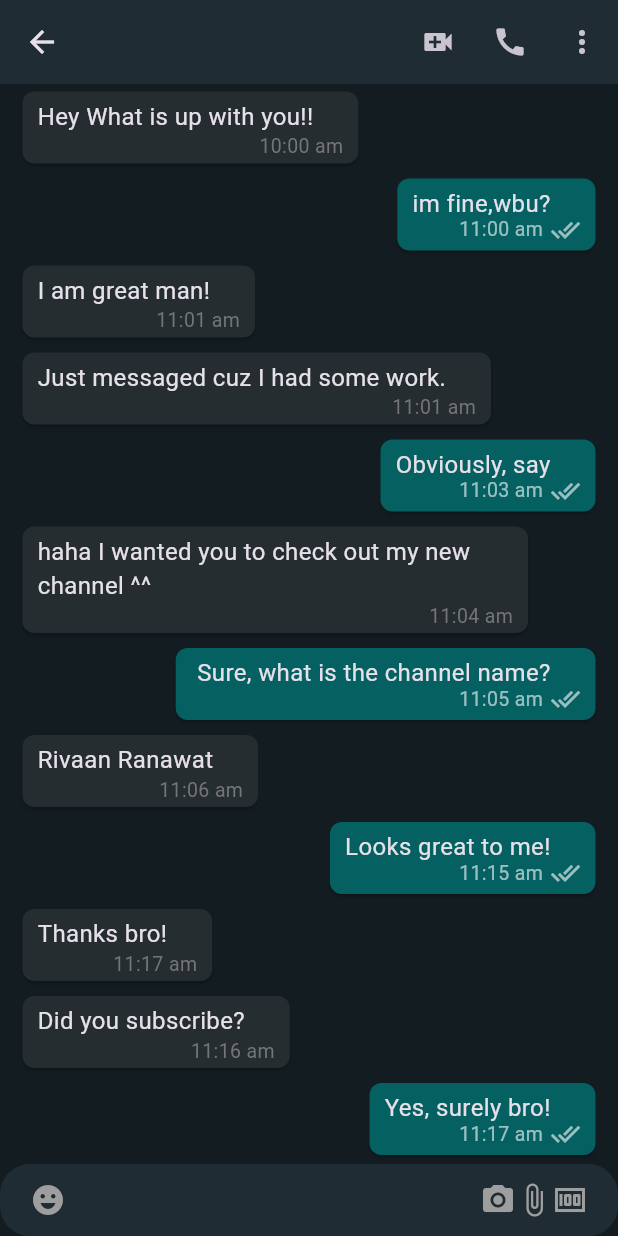
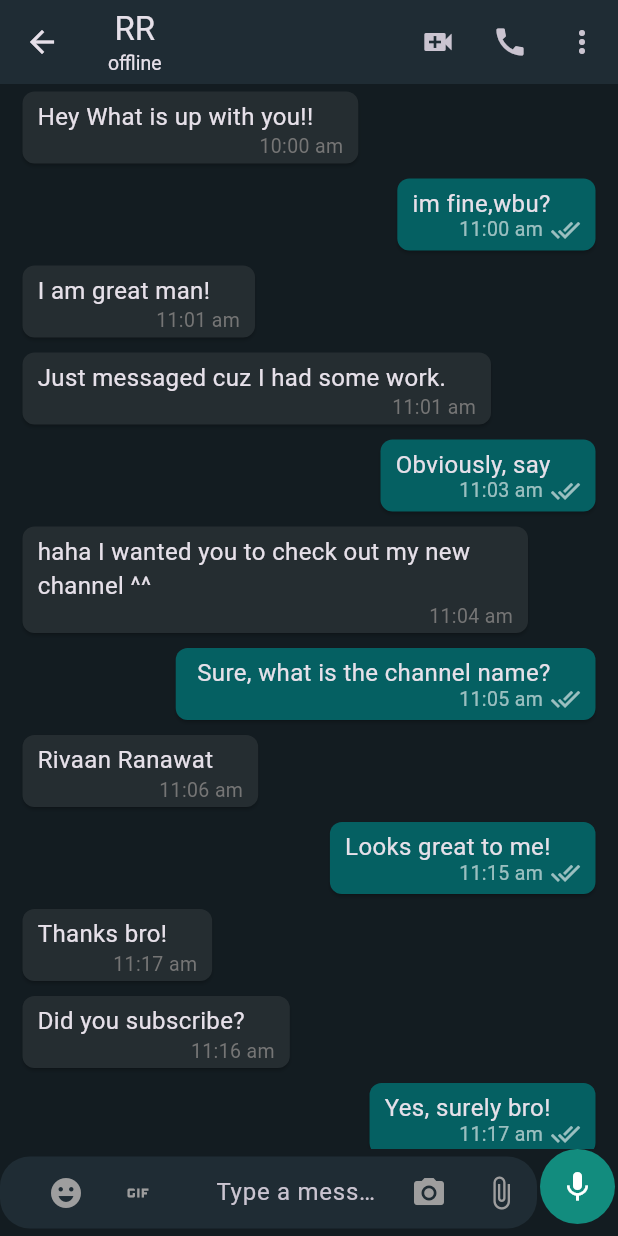
Before and after one commit to TanishaMehta17/Chatter-Box, a Flutter app: the MobileChatScreen screen opened directly, on a phone screen of 412 x 824 dp. Run offline on Flutter 3.47's test engine with Material 3 defaults, Android fonts, the phone set to English and light mode, and no system bars; our stand-ins replace cloud_firestore, country_picker, firebase_auth, firebase_core, firebase_storage, flutter_contacts and 2 more; accounts and stored records are empty.

Commit message:
chat features

```diff
--- /dev/null
+++ b/lib/features/chat/screens/mobile_chat_screen.dart
@@ -0,0 +1,62 @@
+import 'package:flutter/material.dart';
+import 'package:flutter_riverpod/flutter_riverpod.dart';
+import 'package:whatsapp_ui/colors.dart';
+import 'package:whatsapp_ui/common/widgets/loader.dart';
+import 'package:whatsapp_ui/features/auth/controller/auth_controller.dart';
+import 'package:whatsapp_ui/features/chat/widgets/bottom_chat_feild.dart';
+import 'package:whatsapp_ui/models/user_model.dart';
+import 'package:whatsapp_ui/widgets/chat_list.dart';
+
+class MobileChatScreen extends ConsumerWidget {
+  static const String routeName = "/mobile-chat-screen";
+  final String name;
+  final String uid;
+  const MobileChatScreen({Key? key, required this.name, required this.uid})
+      : super(key: key);
+
+  @override
+  Widget build(BuildContext context, WidgetRef ref) {
+    return Scaffold(
+      appBar: AppBar(
+        backgroundColor: appBarColor,
+        title: StreamBuilder<UserModel>(
+            stream: ref.read(authContollerProvider).userDataById(uid),
+            builder: (context, snapshot) {
+              if (snapshot.connectionState == ConnectionState.waiting) {
+                return const Loader();
+              }
+              return Column(
+                children: [
+                  Text(name),
+                  Text(snapshot.data!.isOnline ? "online" : "offline",
+                  style: const TextStyle(fontSize: 13,fontWeight: FontWeight.normal),)
+                ],
+              );
+            }),
+        centerTitle: false,
+        actions: [
+          IconButton(
+            onPressed: () {},
+            icon: const Icon(Icons.video_call),
+          ),
+          IconButton(
+            onPressed: () {},
+            icon: const Icon(Icons.call),
+          ),
+          IconButton(
+            onPressed: () {},
+            icon: const Icon(Icons.more_vert),
+          ),
+        ],
+      ),
+      body: const Column(
+        children:  [
+          Expanded(
+            child: ChatList(),
+          ),
+          BottomChatFeild(),
+        ],
+      ),
+    );
+  }
+}
--- /dev/null
+++ b/lib/features/chat/widgets/bottom_chat_feild.dart
@@ -0,0 +1,117 @@
+import 'package:flutter/material.dart';
+import 'package:flutter_riverpod/flutter_riverpod.dart';
+import 'package:whatsapp_ui/colors.dart';
+import 'package:whatsapp_ui/features/chat/repositories/chat_repository.dart';
+
+class BottomChatFeild extends ConsumerStatefulWidget {
+  const BottomChatFeild({
+    Key? key,
+  }) : super(key: key);
+
+  @override
+  ConsumerState<BottomChatFeild> createState() => _BottomChatFeildState();
+}
+
+class _BottomChatFeildState extends ConsumerState<BottomChatFeild> {
+  bool isShowSendButton = false;
+
+  void sendTextMessage()async{
+    if(isShowSendButton)
+    {
+     // ref.read(chatRepositoryProvider).sendTextMessage(context: context, text: text, recieverUserId: recieverUserId, senderUser: senderUser)
+    }
+  }
+
+  @override
+  Widget build(BuildContext context) {
+    return Row(
+      children: [
+        Expanded(
+          child: TextFormField(
+            onChanged: (val) {
+              if (val.isNotEmpty) {
+                setState(() {
+                  isShowSendButton = true;
+                });
+              } else {
+                setState(() {
+                  isShowSendButton = false;
+                });
+              }
+            },
+            decoration: InputDecoration(
+              filled: true,
+              fillColor: mobileChatBoxColor,
+              prefixIcon: Padding(
+                padding: const EdgeInsets.symmetric(horizontal: 20.0),
+                child: SizedBox(
+                  width: 100,
+                  child: Row(
+                    children: [
+                      IconButton(
+                        onPressed: () {},
+                        icon: const Icon(
+                          Icons.emoji_emotions,
+                          color: Colors.grey,
+                        ),
+                      ),
+                      IconButton(
+                        onPressed: () {},
+                        icon: const Icon(
+                          Icons.gif,
+                          color: Colors.grey,
+                        ),
+                      ),
+                    ],
+                  ),
+                ),
+              ),
+              suffixIcon: SizedBox(
+                width: 100,
+                child: Row(
+                  mainAxisAlignment: MainAxisAlignment.end,
+                  children: [
+                    IconButton(
+                      onPressed: () {},
+                      icon: const Icon(
+                        Icons.camera_alt,
+                        color: Colors.grey,
+                      ),
+                    ),
+                    IconButton(
+                      onPressed: () {},
+                      icon: const Icon(
+                        Icons.attach_file,
+                        color: Colors.grey,
+                      ),
+                    ),
+                  ],
+                ),
+              ),
+              hintText: 'Type a message!',
+              border: OutlineInputBorder(
+                borderRadius: BorderRadius.circular(20.0),
+                borderSide: const BorderSide(
+                  width: 0,
+                  style: BorderStyle.none,
+                ),
+              ),
+              contentPadding: const EdgeInsets.all(10),
+            ),
+          ),
+        ),
+        Padding(
+          padding: const EdgeInsets.only(left: 2, right: 2, bottom: 8),
+          child: CircleAvatar(
+            backgroundColor: const Color(0XFF128C7E),
+            radius: 25,
+            child: Icon(
+              isShowSendButton ? Icons.send : Icons.mic,
+              color: Colors.white,
+            ),
+          ),
+        )
+      ],
+    );
+  }
+}
--- a/lib/features/select_contacts/repository/select_contact_repository.dart
+++ b/lib/features/select_contacts/repository/select_contact_repository.dart
@@ -4,7 +4,7 @@ import 'package:flutter_contacts/flutter_contacts.dart';
 import 'package:flutter_riverpod/flutter_riverpod.dart';
 import 'package:whatsapp_ui/common/utils/utils.dart';
 import 'package:whatsapp_ui/models/user_model.dart';
-import 'package:whatsapp_ui/screens/mobile_chat_screen.dart';
+import 'package:whatsapp_ui/features/chat/screens/mobile_chat_screen.dart';
 
 final selectContactRepositoryProvider = Provider(
     (ref) => SelectContactRepository(firestore: FirebaseFirestore.instance));
--- a/lib/router.dart
+++ b/lib/router.dart
@@ -4,7 +4,7 @@ import 'package:whatsapp_ui/features/auth/screens/login_screen.dart';
 import 'package:whatsapp_ui/features/auth/screens/otp_screen.dart';
 import 'package:whatsapp_ui/features/auth/screens/user_information_screen.dart';
 import 'package:whatsapp_ui/features/select_contacts/screens/select_contact_screen.dart';
-import 'package:whatsapp_ui/screens/mobile_chat_screen.dart';
+import 'package:whatsapp_ui/features/chat/screens/mobile_chat_screen.dart';
 
 Route<dynamic> generateRoute(RouteSettings settings) {
   switch (settings.name) {
--- a/lib/screens/mobile_chat_screen.dart
+++ /dev/null
@@ -1,100 +0,0 @@
-import 'package:flutter/material.dart';
-import 'package:flutter_riverpod/flutter_riverpod.dart';
-import 'package:whatsapp_ui/colors.dart';
-import 'package:whatsapp_ui/features/auth/controller/auth_controller.dart';
-import 'package:whatsapp_ui/models/user_model.dart';
-import 'package:whatsapp_ui/widgets/chat_list.dart';
-
-class MobileChatScreen extends ConsumerWidget {
-  static const String routeName = "/mobile-chat-screen";
-  final String name;
-  final String uid;
-  const MobileChatScreen({Key? key, required this.name, required this.uid})
-      : super(key: key);
-
-  @override
-  Widget build(BuildContext context, WidgetRef ref) {
-    return Scaffold(
-      appBar: AppBar(
-        backgroundColor: appBarColor,
-        title: StreamBuilder<UserModel>(
-            stream: ref.read(authContollerProvider).userDataById(uid),
-            builder: (context, snapshot) {
-              if (snapshot.connectionState == ConnectionState.waiting) {
-                return Column(
-                  children: [
-                    Text(name),
-                    Text(snapshot.data!.isOnline ? "online" : "offline")
-                  ],
-                );
-              }
-              return Container();
-            }),
-        centerTitle: false,
-        actions: [
-          IconButton(
-            onPressed: () {},
-            icon: const Icon(Icons.video_call),
-          ),
-          IconButton(
-            onPressed: () {},
-            icon: const Icon(Icons.call),
-          ),
-          IconButton(
-            onPressed: () {},
-            icon: const Icon(Icons.more_vert),
-          ),
-        ],
-      ),
-      body: Column(
-        children: [
-          const Expanded(
-            child: ChatList(),
-          ),
-          TextField(
-            decoration: InputDecoration(
-              filled: true,
-              fillColor: mobileChatBoxColor,
-              prefixIcon: const Padding(
-                padding: EdgeInsets.symmetric(horizontal: 20.0),
-                child: Icon(
-                  Icons.emoji_emotions,
-                  color: Colors.grey,
-                ),
-              ),
-              suffixIcon: const Padding(
-                padding: EdgeInsets.symmetric(horizontal: 20.0),
-                child: Row(
-                  mainAxisAlignment: MainAxisAlignment.end,
-                  children: [
-                    Icon(
-                      Icons.camera_alt,
-                      color: Colors.grey,
-                    ),
-                    Icon(
-                      Icons.attach_file,
-                      color: Colors.grey,
-                    ),
-                    Icon(
-                      Icons.money,
-                      color: Colors.grey,
-                    ),
-                  ],
-                ),
-              ),
-              hintText: 'Type a message!',
-              border: OutlineInputBorder(
-                borderRadius: BorderRadius.circular(20.0),
-                borderSide: const BorderSide(
-                  width: 0,
-                  style: BorderStyle.none,
-                ),
-              ),
-              contentPadding: const EdgeInsets.all(10),
-            ),
-          ),
-        ],
-      ),
-    );
-  }
-}
--- a/lib/widgets/contacts_list.dart
+++ b/lib/widgets/contacts_list.dart
@@ -1,7 +1,7 @@
 import 'package:flutter/material.dart';
 import 'package:whatsapp_ui/colors.dart';
 import 'package:whatsapp_ui/info.dart';
-import 'package:whatsapp_ui/screens/mobile_chat_screen.dart';
+import 'package:whatsapp_ui/features/chat/screens/mobile_chat_screen.dart';
 
 class ContactsList extends StatelessWidget {
   const ContactsList({Key? key}) : super(key: key);
--- a/pubspec.yaml
+++ b/pubspec.yaml
@@ -18,7 +18,7 @@ publish_to: 'none' # Remove this line if you wish to publish to pub.dev
 version: 1.0.0+1
 
 environment:
-  sdk: ">=2.12.0 <3.0.0"
+  sdk: ">=2.17.0 <3.0.0"
 
 # Dependencies specify other packages that your package needs in order to work.
 # To automatically upgrade your package dependencies to the latest versions
@@ -42,6 +42,7 @@ dependencies:
   flutter_riverpod: ^3.0.0-dev.3
   image_picker: ^1.1.2
   flutter_contacts: ^1.1.9+2
+  uuid: ^4.4.2
 
 dev_dependencies:
   flutter_test:
```
Also changed, not shown: lib/common/enums/message_enum.dart (added, +34 -0 lines), lib/features/chat/contorllers/chat_controller.dart (added, +28 -0 lines), lib/features/chat/repositories/chat_repository.dart (added, +123 -0 lines), lib/models/chat_contact.dart (added, +34 -0 lines), lib/models/message.dart (added, +57 -0 lines), pubspec.lock.
